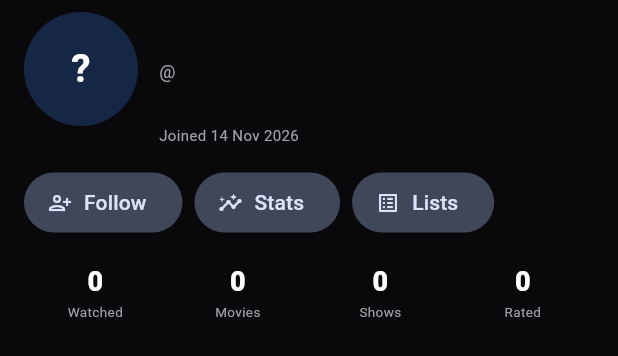
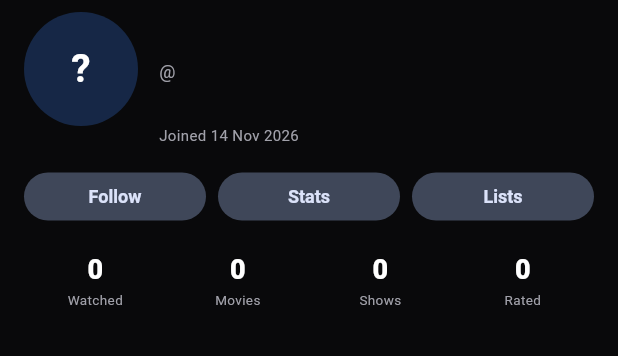
Before and after one commit to driftywinds/scrobr, a Flutter app: the _ProfileBody widget shown alone on an empty page, opened directly with empty values, on a phone screen of 412 x 824 dp. Shown: the top 356 px of the screen. Run offline on Flutter 3.47's test engine with Material 3 defaults, Android fonts, the phone set to English and light mode, and no system bars; our stand-ins replace file_picker, flutter_svg, material_ui, share_plus, shared_preferences; accounts and stored records are empty.

Commit message:
feat: reorder discover rows and align profile actions

```diff
--- a/lib/screens/discover_screen.dart
+++ b/lib/screens/discover_screen.dart
@@ -197,8 +197,14 @@ class _DiscoverScreenState extends State<DiscoverScreen> {
                           BrowseScreen.trending(type: _type),
                         ),
                       ),
-                      if (_type == 'movie')
-                        _TrailerRow(items: data.trailers),
+                      MediaRow(
+                        title: 'Top Rated',
+                        items: data.topRated,
+                        onSeeAll: () => pushScreen(
+                          context,
+                          BrowseScreen.topRated(type: _type),
+                        ),
+                      ),
                       MediaRow(
                         title: _type == 'movie' ? 'Now Playing' : 'On Air This Week',
                         items: data.nowPlaying,
@@ -206,14 +212,6 @@ class _DiscoverScreenState extends State<DiscoverScreen> {
                       MediaRow(
                         title: _type == 'movie' ? 'Upcoming' : 'New Episodes',
                         items: data.upcoming,
-                      ),
-                      MediaRow(
-                        title: 'Top Rated',
-                        items: data.topRated,
-                        onSeeAll: () => pushScreen(
-                          context,
-                          BrowseScreen.topRated(type: _type),
-                        ),
                       ),
                       MediaRow(title: 'For You', items: data.forYou),
                       MediaRow(
@@ -224,6 +222,8 @@ class _DiscoverScreenState extends State<DiscoverScreen> {
                         title: 'On Your Services',
                         items: data.streaming,
                       ),
+                      if (_type == 'movie')
+                        _TrailerRow(items: data.trailers),
                       if (data.trending.isEmpty &&
                           data.nowPlaying.isEmpty &&
                           data.upcoming.isEmpty &&
--- a/lib/screens/profile_screen.dart
+++ b/lib/screens/profile_screen.dart
@@ -445,41 +445,38 @@ class _ProfileBody extends StatelessWidget {
         ),
         Padding(
           padding: const EdgeInsets.fromLTRB(16, 14, 16, 4),
-          child: Wrap(
-            spacing: 8,
-            runSpacing: 8,
+          child: Row(
             children: [
               if (isOwn)
-                FilledButton.tonalIcon(
+                Expanded(
+                  child: _ProfileAction(
                     onPressed: onEdit,
-                  icon: const Icon(Icons.edit_outlined, size: 16),
-                  label: const Text('Edit profile'),
+                    label: 'Edit profile',
+                  ),
                 ),
               if (!isOwn)
-                FilledButton.tonalIcon(
+                Expanded(
+                  child: _ProfileAction(
                     onPressed: () => _follow(context),
-                  icon: Icon(
-                    profile.b('is_following')
-                        ? Icons.person_remove_outlined
-                        : Icons.person_add_alt_1_outlined,
-                    size: 16,
-                  ),
-                  label: Text(
-                    profile.b('is_following') ? 'Unfollow' : 'Follow',
+                    label: profile.b('is_following') ? 'Unfollow' : 'Follow',
                   ),
                 ),
-              FilledButton.tonalIcon(
+              const SizedBox(width: 8),
+              Expanded(
+                child: _ProfileAction(
                   onPressed: () {
                     final id = profile.i('id');
                     if (id != null) openStats(context, id);
                   },
-                icon: const Icon(Icons.insights_rounded, size: 16),
-                label: const Text('Stats'),
+                  label: 'Stats',
                 ),
-              FilledButton.tonalIcon(
+              ),
+              const SizedBox(width: 8),
+              Expanded(
+                child: _ProfileAction(
                   onPressed: () => openLists(context),
-                icon: const Icon(Icons.list_alt_rounded, size: 16),
-                label: const Text('Lists'),
+                  label: 'Lists',
+                ),
               ),
             ],
           ),
@@ -620,6 +617,30 @@ class _Stat extends StatelessWidget {
             style: const TextStyle(fontSize: 9, color: kMuted),
           ),
         ],
+      ),
+    );
+  }
+}
+
+class _ProfileAction extends StatelessWidget {
+  const _ProfileAction({required this.onPressed, required this.label});
+
+  final VoidCallback onPressed;
+  final String label;
+
+  @override
+  Widget build(BuildContext context) {
+    return FilledButton.tonal(
+      onPressed: onPressed,
+      style: FilledButton.styleFrom(
+        padding: const EdgeInsets.symmetric(horizontal: 6),
+        visualDensity: VisualDensity.compact,
+        textStyle: const TextStyle(fontSize: 12, fontWeight: FontWeight.w600),
+      ),
+      child: Text(
+        label,
+        maxLines: 1,
+        overflow: TextOverflow.ellipsis,
       ),
     );
   }
```
Lines whose indentation alone changed are shown as unchanged.
